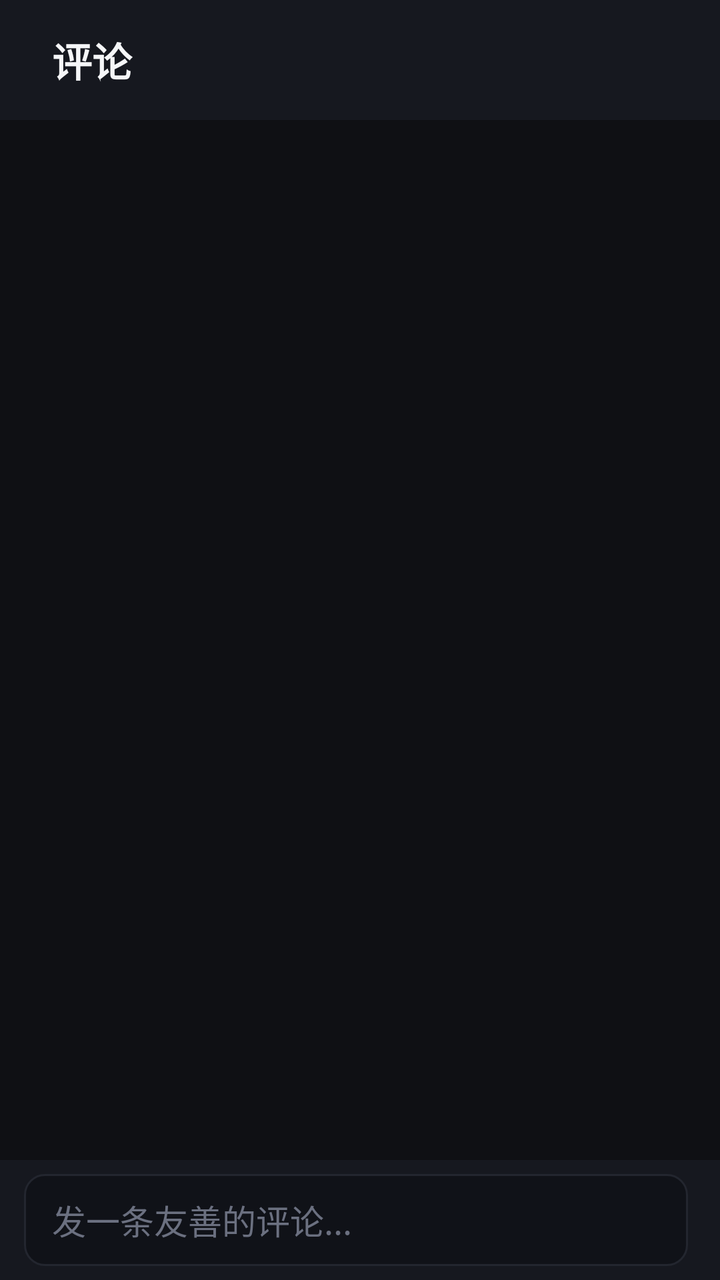
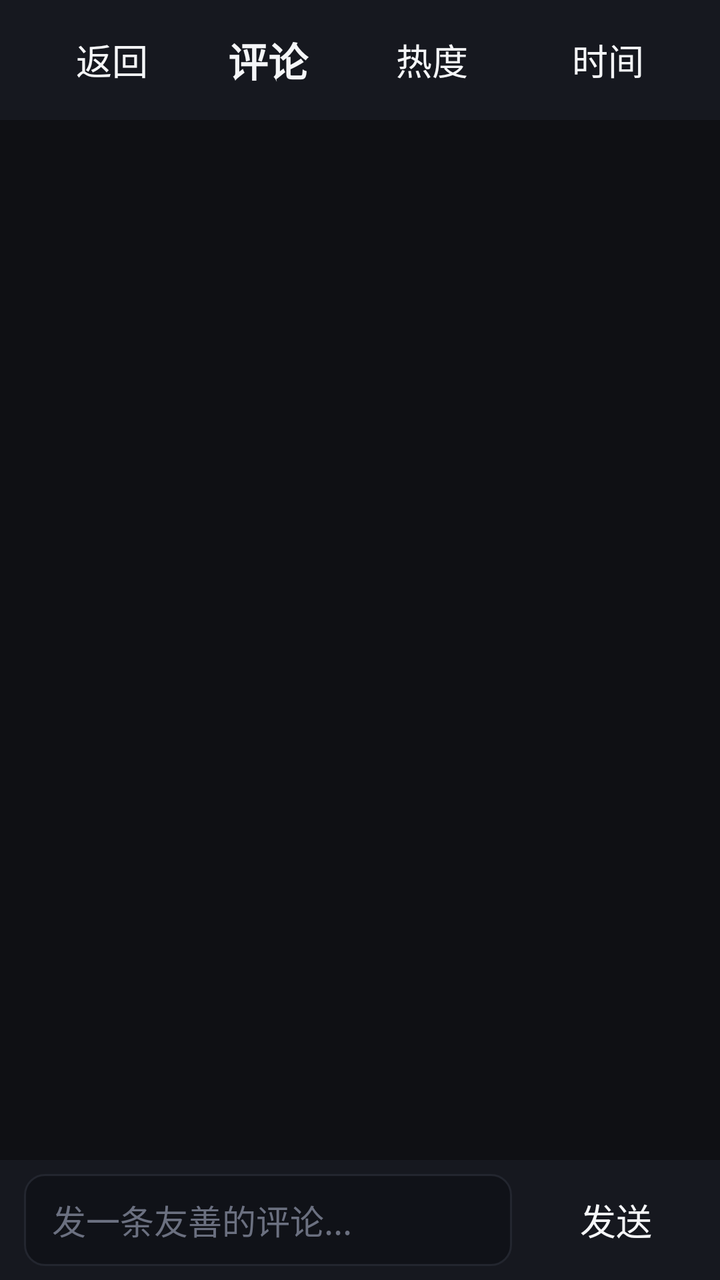

Screens rendered from an Android XML layout before and after an edit, with the pre-edit source and the edit as a unified diff.
<!-- AndroidManifest.xml: application theme Theme.Yzb -->
<!-- res/layout/activity_reply.xml -->
<?xml version="1.0" encoding="utf-8"?>
<LinearLayout xmlns:android="http://schemas.android.com/apk/res/android"
    android:layout_width="match_parent"
    android:layout_height="match_parent"
    android:orientation="vertical"
    android:background="@color/bg_dark"
    android:focusable="true"
    android:focusableInTouchMode="true">

    <LinearLayout
        android:layout_width="match_parent"
        android:layout_height="60dp"
        android:orientation="horizontal"
        android:gravity="center_vertical"
        android:paddingStart="12dp"
        android:paddingEnd="12dp"
        android:background="@color/bg_panel">

        <Button
            android:id="@+id/btnBack"
            style="@style/YzbButton"
            android:text="返回" />

        <TextView
            android:id="@+id/tvReplyTitle"
            android:layout_width="0dp"
            android:layout_height="wrap_content"
            android:layout_weight="1"
            android:layout_marginStart="14dp"
            android:text="评论"
            android:textColor="@color/text_primary"
            android:textSize="20sp"
            android:textStyle="bold" />

        <Button
            android:id="@+id/btnSortHot"
            style="@style/YzbButton"
            android:text="热度" />

        <Button
            android:id="@+id/btnSortTime"
            style="@style/YzbButton"
            android:text="时间" />

    </LinearLayout>

    <FrameLayout
        android:layout_width="match_parent"
        android:layout_height="0dp"
        android:layout_weight="1">

        <androidx.recyclerview.widget.RecyclerView
            android:id="@+id/rvReply"
            android:layout_width="match_parent"
            android:layout_height="match_parent"
            android:paddingStart="12dp"
            android:paddingEnd="12dp"
            android:paddingTop="6dp"
            android:clipToPadding="false" />

        <ProgressBar
            android:id="@+id/pbReply"
            android:layout_width="wrap_content"
            android:layout_height="wrap_content"
            android:layout_gravity="center"
            android:visibility="gone" />

        <TextView
            android:id="@+id/tvReplyEmpty"
            android:layout_width="wrap_content"
            android:layout_height="wrap_content"
            android:layout_gravity="center"
            android:textColor="@color/text_secondary"
            android:textSize="16sp"
            android:visibility="gone" />

    </FrameLayout>

    
    <LinearLayout
        android:layout_width="match_parent"
        android:layout_height="60dp"
        android:orientation="horizontal"
        android:gravity="center_vertical"
        android:paddingStart="12dp"
        android:paddingEnd="8dp"
        android:background="@color/bg_panel">

        <EditText
            android:id="@+id/etReply"
            android:layout_width="0dp"
            android:layout_height="46dp"
            android:layout_weight="1"
            android:hint="发一条友善的评论..."
            android:textColorHint="@color/text_dim"
            android:textColor="@color/text_primary"
            android:textSize="17sp"
            android:background="@drawable/edit_bg"
            android:paddingStart="14dp"
            android:paddingEnd="14dp"
            android:singleLine="true" />

        <Button
            android:id="@+id/btnSendReply"
            style="@style/YzbButton"
            android:layout_marginStart="8dp"
            android:text="发送" />

    </LinearLayout>

</LinearLayout>
<!-- resources referenced by this layout -->
<resources>
  <color name="bg_dark">#0F1014</color>
  <color name="bg_panel">#16181F</color>
  <color name="text_dim">#6B7080</color>
  <color name="text_primary">#F5F6F8</color>
  <color name="text_secondary">#A8ACB8</color>
  <!-- drawable edit_bg (drawable) -->
  <?xml version="1.0" encoding="utf-8"?>
  <selector xmlns:android="http://schemas.android.com/apk/res/android">
      <item android:state_focused="true">
          <shape android:shape="rectangle">
              <solid android:color="#101218" />
              <corners android:radius="10dp" />
              <stroke android:width="2dp" android:color="@color/accent" />
          </shape>
      </item>
      <item>
          <shape android:shape="rectangle">
              <solid android:color="#101218" />
              <corners android:radius="10dp" />
              <stroke android:width="1dp" android:color="@color/divider" />
          </shape>
      </item>
  </selector>
  <style name="YzbButton" parent="Widget.AppCompat.Button.Borderless">
          <item name="android:layout_height">46dp</item>
          <item name="android:textSize">18sp</item>
          <item name="android:textColor">@color/text_primary</item>
          <item name="android:background">@drawable/btn_bg</item>
          <item name="android:paddingStart">18dp</item>
          <item name="android:paddingEnd">18dp</item>
          <item name="android:focusable">true</item>
      </style>
  <style name="Theme.Yzb" parent="Theme.AppCompat.NoActionBar">
          <item name="android:windowBackground">@color/bg_dark</item>
          <item name="android:textColor">@color/text_primary</item>
          <item name="colorAccent">@color/accent</item>
          <item name="android:windowContentTransitions">false</item>
      </style>
  <color name="accent">#FB7299</color>
  <color name="divider">#23262F</color>
  <!-- drawable btn_bg (drawable) -->
  <?xml version="1.0" encoding="utf-8"?>
  <selector xmlns:android="http://schemas.android.com/apk/res/android">
      <item android:state_focused="true">
          <shape android:shape="rectangle">
              <solid android:color="#33FB7299" />
              <corners android:radius="10dp" />
              <stroke android:width="2dp" android:color="@color/accent" />
          </shape>
      </item>
      <item android:state_pressed="true">
          <shape android:shape="rectangle">
              <solid android:color="#33FB7299" />
              <corners android:radius="10dp" />
          </shape>
      </item>
      <item>
          <shape android:shape="rectangle">
              <solid android:color="#00000000" />
              <corners android:radius="10dp" />
          </shape>
      </item>
  </selector>
</resources>

<!-- the commit's change to res/layout/activity_reply.xml (unified diff, before → after) -->
@@ -19,7 +19,7 @@
         <Button
             android:id="@+id/btnBack"
             style="@style/YzbButton"
-            android:text="返回" />
+            android:text="返回" android:layout_width="wrap_content" android:layout_height="46dp"/>
 
         <TextView
             android:id="@+id/tvReplyTitle"
@@ -35,12 +35,12 @@
         <Button
             android:id="@+id/btnSortHot"
             style="@style/YzbButton"
-            android:text="热度" />
+            android:text="热度" android:layout_width="wrap_content" android:layout_height="46dp"/>
 
         <Button
             android:id="@+id/btnSortTime"
             style="@style/YzbButton"
-            android:text="时间" />
+            android:text="时间" android:layout_width="wrap_content" android:layout_height="46dp"/>
 
     </LinearLayout>
 
@@ -104,7 +104,7 @@
             android:id="@+id/btnSendReply"
             style="@style/YzbButton"
             android:layout_marginStart="8dp"
-            android:text="发送" />
+            android:text="发送" android:layout_width="wrap_content" android:layout_height="46dp"/>
 
     </LinearLayout>
 
<!-- resource entries referenced after the edit -->
@@ -24,6 +24,7 @@
       </item>
   </selector>
   <style name="YzbButton" parent="Widget.AppCompat.Button.Borderless">
+          <item name="android:layout_width">wrap_content</item>
           <item name="android:layout_height">46dp</item>
           <item name="android:textSize">18sp</item>
           <item name="android:textColor">@color/text_primary</item>
